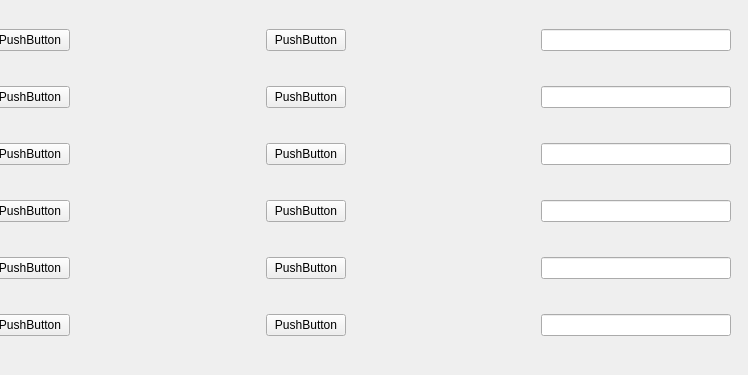
forvev/april_camera_tf_gui, file rqt_mypkg/resource/artur2.ui: the form before one commit.
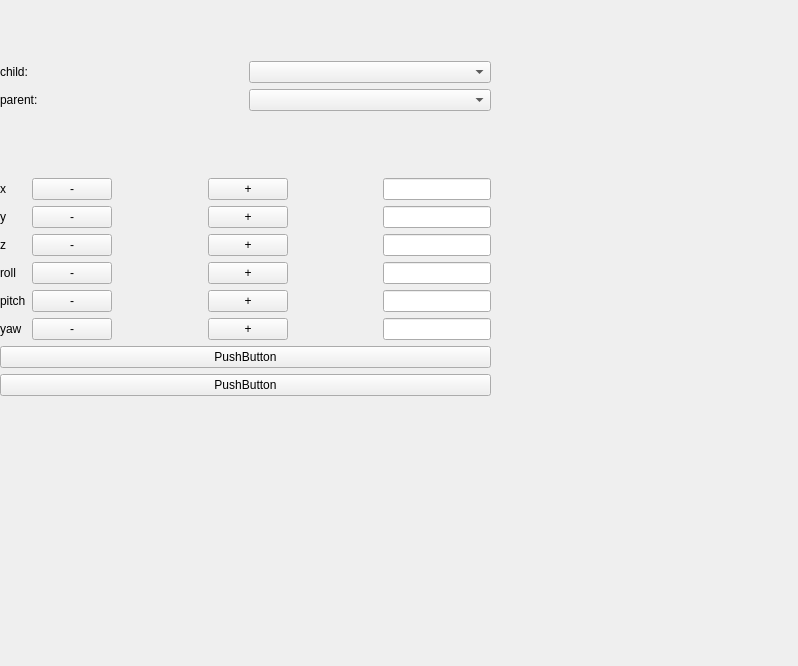
The form after the commit.

Diff of the .ui file:
```diff
--- a/rqt_mypkg/resource/artur2.ui
+++ b/rqt_mypkg/resource/artur2.ui
@@ -6,8 +6,8 @@
    <rect>
     <x>0</x>
     <y>0</y>
-    <width>748</width>
-    <height>375</height>
+    <width>798</width>
+    <height>666</height>
    </rect>
   </property>
   <property name="windowTitle">
@@ -16,54 +16,136 @@
   <widget class="QWidget" name="horizontalLayoutWidget">
    <property name="geometry">
     <rect>
-     <x>-10</x>
+     <x>0</x>
      <y>0</y>
-     <width>741</width>
-     <height>371</height>
+     <width>491</width>
+     <height>458</height>
     </rect>
    </property>
+   <layout class="QVBoxLayout" name="verticalLayout_8">
+    <item>
+     <layout class="QVBoxLayout" name="verticalLayout_6">
+      <item>
+       <layout class="QHBoxLayout" name="horizontalLayout_3">
+        <item>
+         <widget class="QLabel" name="label_2">
+          <property name="text">
+           <string>child:</string>
+          </property>
+         </widget>
+        </item>
+        <item>
+         <widget class="QComboBox" name="comboBox_2"/>
+        </item>
+       </layout>
+      </item>
+      <item>
+       <layout class="QHBoxLayout" name="horizontalLayout_2">
+        <item>
+         <widget class="QLabel" name="label">
+          <property name="text">
+           <string>parent:</string>
+          </property>
+         </widget>
+        </item>
+        <item>
+         <widget class="QComboBox" name="comboBox"/>
+        </item>
+       </layout>
+      </item>
+     </layout>
+    </item>
+    <item>
+     <layout class="QVBoxLayout" name="verticalLayout_7">
+      <item>
    <layout class="QHBoxLayout" name="horizontalLayout">
+        <item>
+         <layout class="QVBoxLayout" name="verticalLayout_9">
+          <item>
+           <widget class="QLabel" name="label_3">
+            <property name="text">
+             <string>x</string>
+            </property>
+           </widget>
+          </item>
+          <item>
+           <widget class="QLabel" name="label_6">
+            <property name="text">
+             <string>y</string>
+            </property>
+           </widget>
+          </item>
+          <item>
+           <widget class="QLabel" name="label_8">
+            <property name="text">
+             <string>z</string>
+            </property>
+           </widget>
+          </item>
+          <item>
+           <widget class="QLabel" name="label_7">
+            <property name="text">
+             <string>roll</string>
+            </property>
+           </widget>
+          </item>
+          <item>
+           <widget class="QLabel" name="label_5">
+            <property name="text">
+             <string>pitch</string>
+            </property>
+           </widget>
+          </item>
+          <item>
+           <widget class="QLabel" name="label_4">
+            <property name="text">
+             <string>yaw</string>
+            </property>
+           </widget>
+          </item>
+         </layout>
+        </item>
     <item>
      <layout class="QVBoxLayout" name="verticalLayout_5">
       <item>
        <widget class="QPushButton" name="pushButton_27">
         <property name="text">
-         <string>PushButton</string>
+             <string>-</string>
         </property>
        </widget>
       </item>
       <item>
        <widget class="QPushButton" name="pushButton_28">
         <property name="text">
-         <string>PushButton</string>
+             <string>-</string>
         </property>
        </widget>
       </item>
       <item>
        <widget class="QPushButton" name="pushButton_29">
         <property name="text">
-         <string>PushButton</string>
+             <string>-</string>
         </property>
        </widget>
       </item>
       <item>
        <widget class="QPushButton" name="pushButton_30">
         <property name="text">
-         <string>PushButton</string>
+             <string>-</string>
         </property>
        </widget>
       </item>
       <item>
        <widget class="QPushButton" name="pushButton_31">
         <property name="text">
-         <string>PushButton</string>
+             <string>-</string>
         </property>
        </widget>
       </item>
       <item>
        <widget class="QPushButton" name="pushButton_32">
         <property name="text">
-         <string>PushButton</string>
+             <string>-</string>
         </property>
        </widget>
       </item>
@@ -87,42 +169,42 @@
       <item>
        <widget class="QPushButton" name="pushButton_15">
         <property name="text">
-         <string>PushButton</string>
+             <string>+</string>
         </property>
        </widget>
       </item>
       <item>
        <widget class="QPushButton" name="pushButton_16">
         <property name="text">
-         <string>PushButton</string>
+             <string>+</string>
         </property>
        </widget>
       </item>
       <item>
        <widget class="QPushButton" name="pushButton_17">
         <property name="text">
-         <string>PushButton</string>
+             <string>+</string>
         </property>
        </widget>
       </item>
       <item>
        <widget class="QPushButton" name="pushButton_18">
         <property name="text">
-         <string>PushButton</string>
+             <string>+</string>
         </property>
        </widget>
       </item>
       <item>
        <widget class="QPushButton" name="pushButton_19">
         <property name="text">
-         <string>PushButton</string>
+             <string>+</string>
         </property>
        </widget>
       </item>
       <item>
        <widget class="QPushButton" name="pushButton_20">
         <property name="text">
-         <string>PushButton</string>
+             <string>+</string>
         </property>
        </widget>
       </item>
@@ -159,7 +241,25 @@
        <widget class="QLineEdit" name="lineEdit_17"/>
       </item>
       <item>
-       <widget class="QLineEdit" name="lineEdit_18"/>
+           <widget class="QLineEdit" name="result_field_6"/>
+          </item>
+         </layout>
+        </item>
+       </layout>
+      </item>
+      <item>
+       <widget class="QPushButton" name="pushButton_2">
+        <property name="text">
+         <string>PushButton</string>
+        </property>
+       </widget>
+      </item>
+      <item>
+       <widget class="QPushButton" name="pushButton">
+        <property name="text">
+         <string>PushButton</string>
+        </property>
+       </widget>
       </item>
      </layout>
     </item>
```
Left out of the diff: 36 changed lines with no effect on the pictures. Lines whose indentation alone changed are shown as unchanged.
